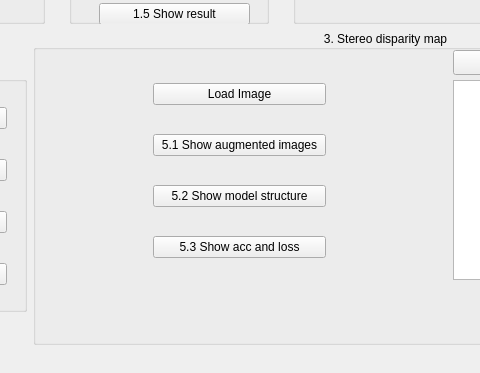
Before: the Qt Designer form CVDL HW1/HW1.ui in Jiang0307/CVDL_2023, drawn with Qt 5; both pictures show x 173 to 653 and y 226 to 599 of the 912 by 599 pixel window.
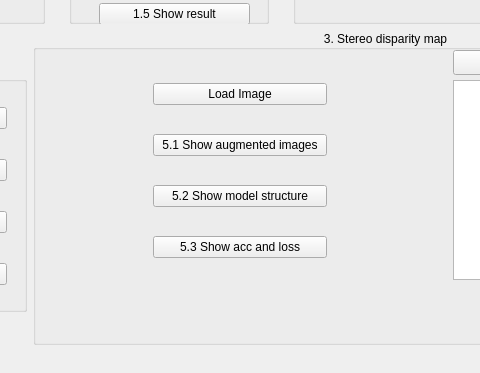
After: the same form once the commit is applied.

```diff
--- a/CVDL HW1/HW1.ui
+++ b/CVDL HW1/HW1.ui
@@ -399,7 +399,7 @@
             <rect>
              <x>120</x>
              <y>30</y>
-             <width>173</width>
+             <width>174</width>
              <height>221</height>
             </rect>
            </property>
```
Left out of the diff: 4 changed lines with no effect on the pictures.
